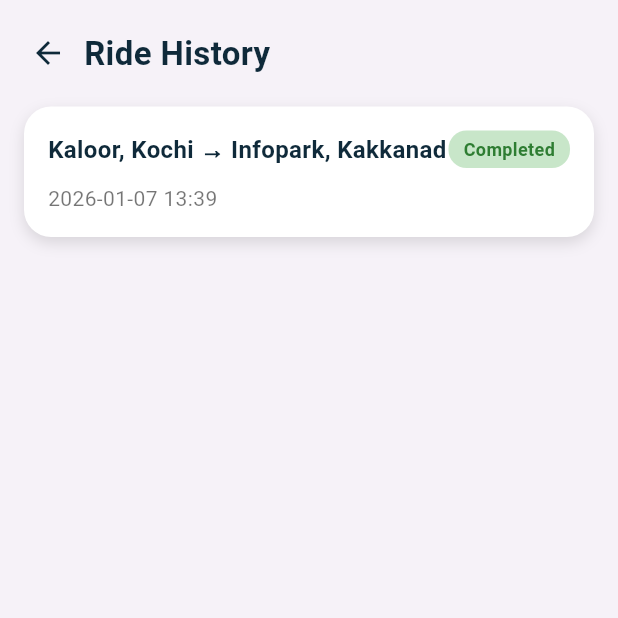
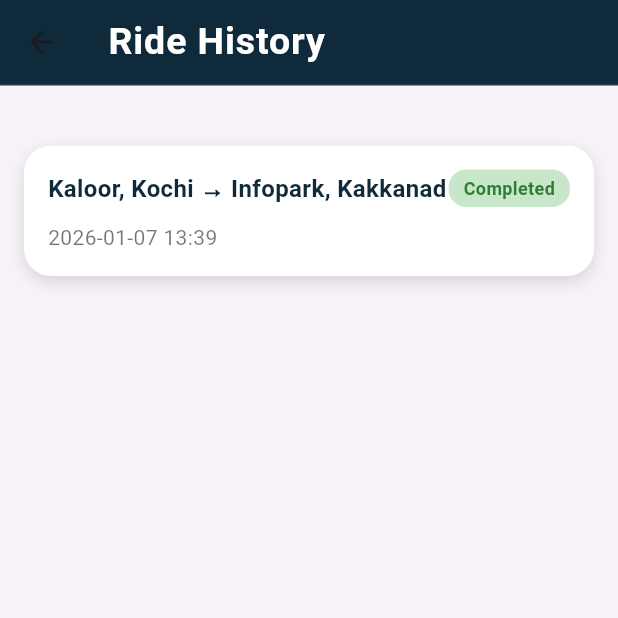
Before and after one commit to jabsina/taxi_app_user, a Flutter app: the HistoryPage screen opened directly, on a phone screen of 412 x 824 dp, the top half of it. Run offline on Flutter 3.47's test engine with Material 3 defaults, Android fonts, the phone set to English and light mode, and no system bars; our stand-ins replace flutter_local_notifications, lottie; project files that could hold a hidden picture were left out.

Commit message:
ride history app bar

```diff
--- a/lib/screen/history_page.dart
+++ b/lib/screen/history_page.dart
@@ -31,6 +31,28 @@ class _HistoryPageState extends State<HistoryPage> {
   @override
   Widget build(BuildContext context) {
     return Scaffold(
+      appBar:AppBar(
+        elevation: 0,
+        backgroundColor: const Color(0xFF0F2A3A),
+        centerTitle: false,
+        title: const Text(
+          'Ride History',
+          style: TextStyle(
+            color: Colors.white,
+            fontSize: 25,
+            fontWeight: FontWeight.w600,
+            letterSpacing: 0.6,
+          ),
+        ),
+        bottom: PreferredSize(
+          preferredSize: const Size.fromHeight(1),
+          child: Container(
+            height: 1,
+            color: Colors.white.withOpacity(0.08),
+          ),
+        ),
+      ),
+
       backgroundColor: const Color(0xFFF6F2F8),
       body: SafeArea(
         child: Column(
@@ -38,27 +60,7 @@ class _HistoryPageState extends State<HistoryPage> {
           children: [
             const SizedBox(height: 20),
 
-            /// Header
-            Padding(
-              padding: const EdgeInsets.symmetric(horizontal: 20),
-              child: Row(
-                children: [
-                  GestureDetector(
-                    onTap: () => Navigator.pop(context),
-                    child: const Icon(Icons.arrow_back, color: Color(0xFF0F2A3A)),
-                  ),
-                  const SizedBox(width: 12),
-                  const Text(
-                    'Ride History',
-                    style: TextStyle(
-                      fontSize: 22,
-                      fontWeight: FontWeight.w600,
-                      color: Color(0xFF0F2A3A),
-                    ),
-                  ),
-                ],
-              ),
-            ),
+
 
             const SizedBox(height: 20),
 
```
Also changed, not shown: lib/screen/loginscreen.dart (+1 -21 lines).
